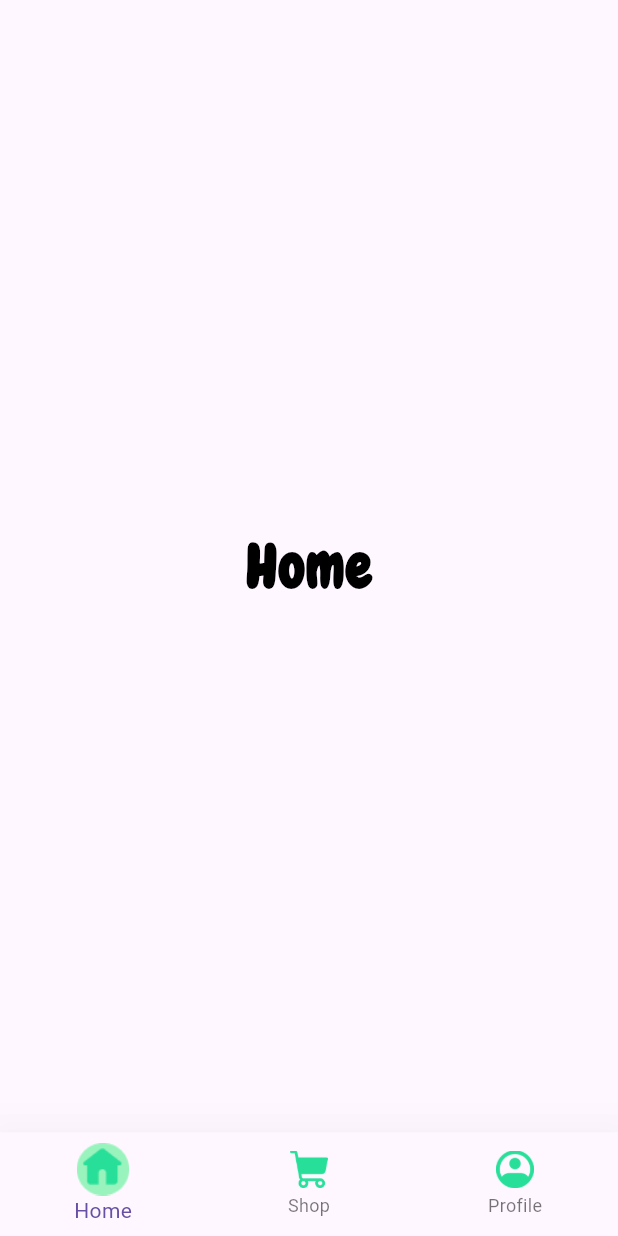
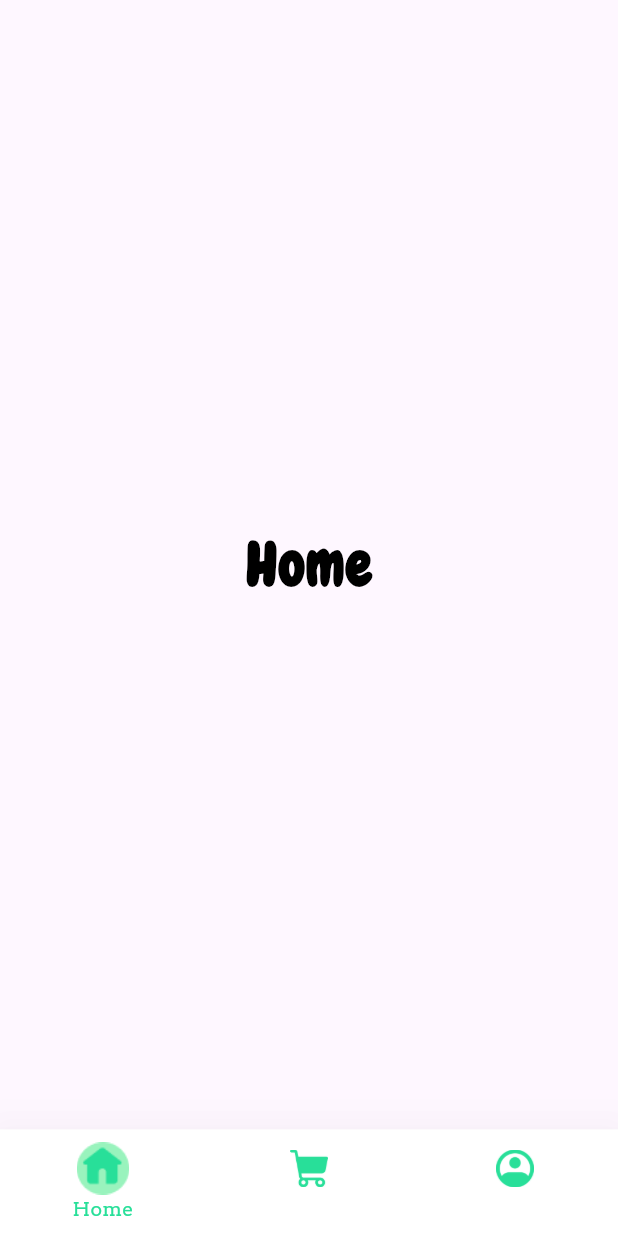
Before and after one commit to SaiaFadil/Steal_A_Start_Flutter, a Flutter app: the utamaPage screen opened directly, on a phone screen of 412 x 824 dp. Run offline on Flutter 3.47's test engine with Material 3 defaults, Android fonts, the light colour scheme and no system bars; our stand-ins replace flutter_bloc, flutter_svg.

Commit message:
navbar done

```diff
--- a/fresh_harvest/lib/navigation/utama.dart
+++ b/fresh_harvest/lib/navigation/utama.dart
@@ -1,10 +1,11 @@
 import 'package:flutter/material.dart';
 import 'package:flutter_bloc/flutter_bloc.dart';
+import 'package:fresh_harvest/menu/menu_home.dart';
+import 'package:fresh_harvest/menu/menu_profile.dart';
+import 'package:fresh_harvest/menu/menu_shop.dart';
 import 'package:fresh_harvest/navigation/bottom_navbar.dart';
-import 'package:fresh_harvest/navigation/menu_home.dart';
-import 'package:fresh_harvest/navigation/menu_profile.dart';
-import 'package:fresh_harvest/navigation/menu_shop.dart';
 import 'package:fresh_harvest/src/CustomColors.dart';
+import 'package:fresh_harvest/src/CustomText.dart';
 
 class utama extends StatelessWidget {
   @override
@@ -39,7 +40,6 @@ class _utamaPageState extends State<utamaPage> {
     return BlocBuilder<BottomNavCubit, int>(
       builder: (context, state) {
         return Scaffold(
-
           backgroundColor: CustomColors.whiteColor,
           body: _buildBody(state),
           bottomNavigationBar: _buildBottomNav(),
@@ -57,31 +57,43 @@ class _utamaPageState extends State<utamaPage> {
       elevation: 30.0,
       currentIndex: context.read<BottomNavCubit>().state,
       type: BottomNavigationBarType.fixed,
-
+      selectedIconTheme:
+          IconThemeData(size: 20, color: CustomColors.primaryColor),
+      fixedColor: CustomColors.primaryColor,
+      unselectedItemColor: CustomColors.whiteColor,
+      landscapeLayout: BottomNavigationBarLandscapeLayout.linear,
+      backgroundColor: CustomColors.whiteColor,
+      unselectedLabelStyle: CustomText.TextArvo(1, CustomColors.whiteColor),
+      selectedLabelStyle: CustomText.TextArvo(13, CustomColors.primaryColor),
       onTap: _getChangeBottomNav,
       items: [
-        BottomNavigationBarItem(tooltip: "home",
+        BottomNavigationBarItem(
+            tooltip: "home",
             icon: Image.asset(
               "assets/images/nav_home.png",
               height: 25,
             ),
-            label: "Home",activeIcon: Image.asset("assets/images/nav_home_on.png",
-              height: 35)),
+            label: "Home",
+            activeIcon:
+                Image.asset("assets/images/nav_home_on.png", height: 35)),
         BottomNavigationBarItem(
-          tooltip: "Shop",
+            tooltip: "Shop",
             icon: Image.asset(
               "assets/images/nav_shop.png",
               height: 25,
             ),
-            label: "Shop",activeIcon: Image.asset("assets/images/nav_shop_on.png",
-              height: 35)),
+            label: "Shop",
+            activeIcon:
+                Image.asset("assets/images/nav_shop_on.png", height: 35)),
         BottomNavigationBarItem(
             icon: Image.asset(
               "assets/images/nav_profile.png",
               height: 25,
             ),
-            label: "Profile",activeIcon: Image.asset("assets/images/nav_profile_on.png",
-              height: 35),tooltip: "Profil"),
+            label: "Profile",
+            activeIcon:
+                Image.asset("assets/images/nav_profile_on.png", height: 35),
+            tooltip: "Profil"),
       ],
     );
   }
```
Also changed, not shown: fresh_harvest/lib/menu/menu_home.dart (renamed from fresh_harvest/lib/navigation/menu_home.dart), fresh_harvest/lib/menu/menu_profile.dart (renamed from fresh_harvest/lib/navigation/menu_profile.dart), fresh_harvest/lib/menu/menu_shop.dart (renamed from fresh_harvest/lib/navigation/menu_shop.dart).
